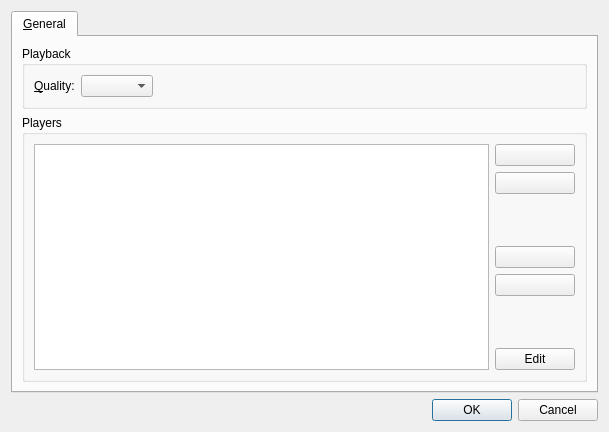
This is src/configdialog.ui in smplayer-dev/smtube as Qt 5 draws it before an edit. The edited form follows.
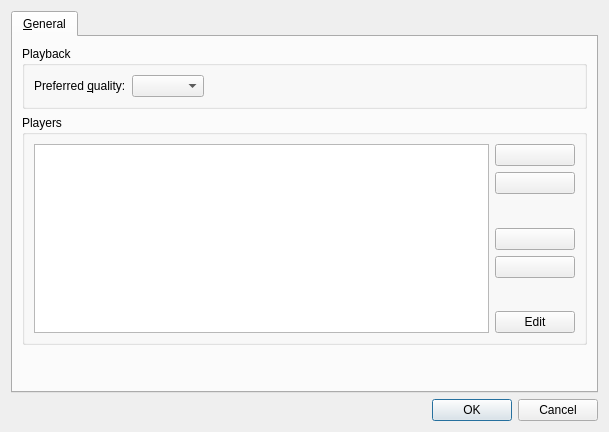
This is the edited form. Icons and pictures are not drawn.

Commit message: Some fixes when USE_PLAYERS is not defined

What changed in the file:
```diff
--- a/src/configdialog.ui
+++ b/src/configdialog.ui
@@ -33,7 +33,7 @@
           <item>
            <widget class="QLabel" name="playback_quality_label">
             <property name="text">
-             <string>&amp;Quality:</string>
+             <string>Preferred &amp;quality:</string>
             </property>
             <property name="buddy">
              <cstring>playback_quality_combo</cstring>
@@ -152,6 +152,19 @@
          </layout>
         </widget>
        </item>
+       <item>
+        <spacer name="verticalSpacer_3">
+         <property name="orientation">
+          <enum>Qt::Vertical</enum>
+         </property>
+         <property name="sizeHint" stdset="0">
+          <size>
+           <width>20</width>
+           <height>40</height>
+          </size>
+         </property>
+        </spacer>
+       </item>
       </layout>
      </widget>
     </widget>
```
Left out of the diff: 4 changed lines with no effect on the pictures. The commit also changes 2 other files.
